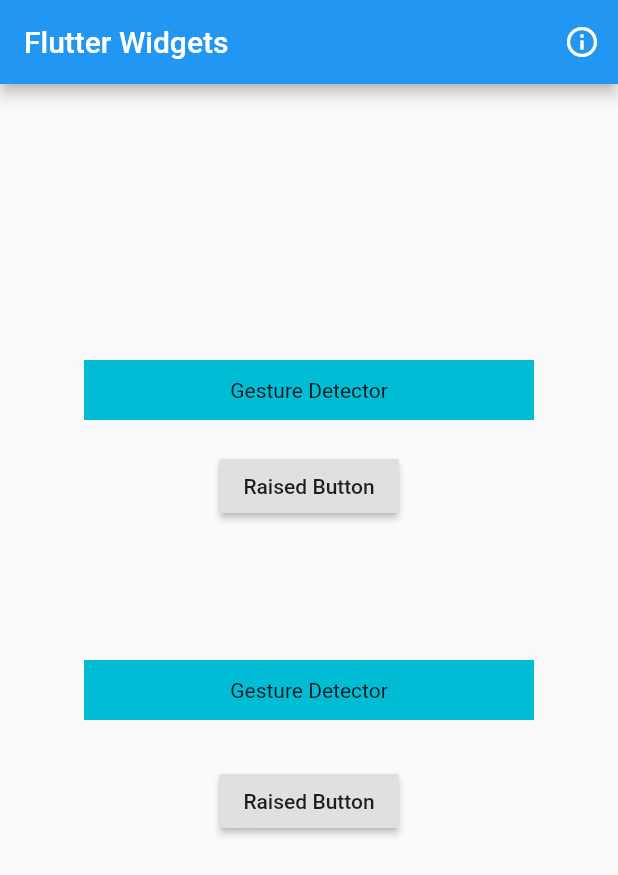
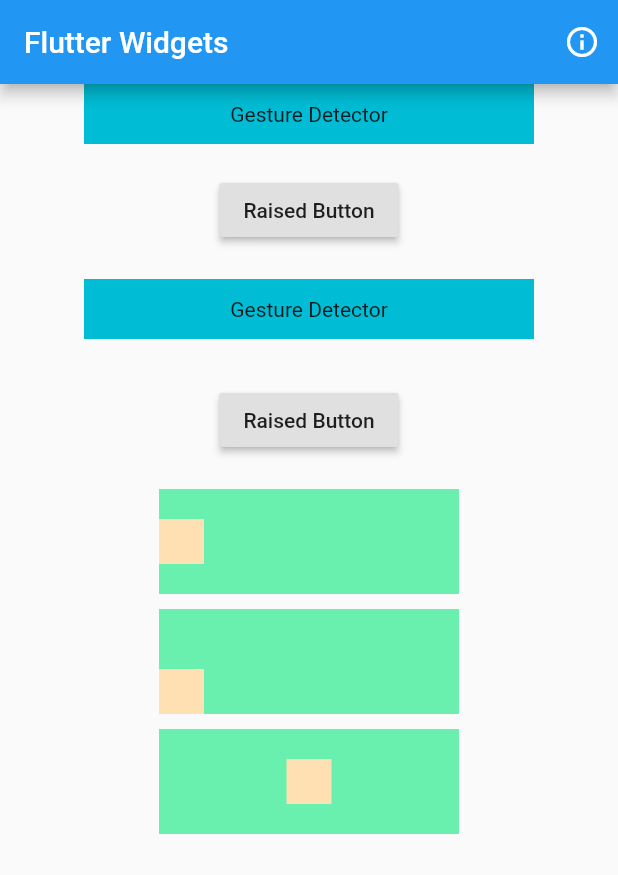
Before and after one commit to sagarsandy/flutter_widgets_batch_1, a Flutter app: the screen it shows after launch, on a phone screen of 412 x 824 dp. Shown: the top 875 px of the screen. Run offline on Flutter 3.47's test engine with Material 2 defaults, Android fonts, the phone set to English and light mode, and no system bars.

Commit message:
Align widget is completed

```diff
--- a/lib/main.dart
+++ b/lib/main.dart
@@ -33,7 +33,8 @@ class MyHomePage extends StatelessWidget {
           ),
         ],
       ),
-      body: Center(
+      body: SingleChildScrollView(
+        child: Center(
           child: Column(
             mainAxisAlignment: MainAxisAlignment.center,
             children: [
@@ -42,7 +43,7 @@ class MyHomePage extends StatelessWidget {
                     true, // Will prevent any touch event to fire, even buttons also won't fire
                 child: Container(
                   width: 300,
-                height: 200,
+                  height: 130,
                   child: Column(
                     children: [
                       GestureDetector(
@@ -80,7 +81,7 @@ class MyHomePage extends StatelessWidget {
                     true, // Will prevent any touch event to fire, even buttons also won't fire
                 child: Container(
                   width: 300,
-                height: 200,
+                  height: 140,
                   child: Column(
                     children: [
                       GestureDetector(
@@ -110,7 +111,59 @@ class MyHomePage extends StatelessWidget {
                   ),
                 ),
               ),
+              Center(
+                child: Container(
+                  width: 200,
+                  height: 70,
+                  color: Colors.greenAccent,
+                  child: Align(
+                    alignment: Alignment.centerLeft,
+                    child: Container(
+                      width: 30,
+                      height: 30,
+                      color: Colors.orange[100],
+                    ),
+                  ),
+                ),
+              ),
+              SizedBox(
+                height: 10,
+              ),
+              Center(
+                child: Container(
+                  width: 200,
+                  height: 70,
+                  color: Colors.greenAccent,
+                  child: Align(
+                    alignment: Alignment(-1, 1),
+                    child: Container(
+                      width: 30,
+                      height: 30,
+                      color: Colors.orange[100],
+                    ),
+                  ),
+                ),
+              ),
+              SizedBox(
+                height: 10,
+              ),
+              Center(
+                child: Container(
+                  width: 200,
+                  height: 70,
+                  color: Colors.greenAccent,
+                  child: Align(
+                    alignment: FractionalOffset(0.5, 0.5),
+                    child: Container(
+                      width: 30,
+                      height: 30,
+                      color: Colors.orange[100],
+                    ),
+                  ),
+                ),
+              ),
             ],
+          ),
         ),
       ),
     );
```
Also changed, not shown: 1 other file. Lines whose indentation alone changed are shown as unchanged.
